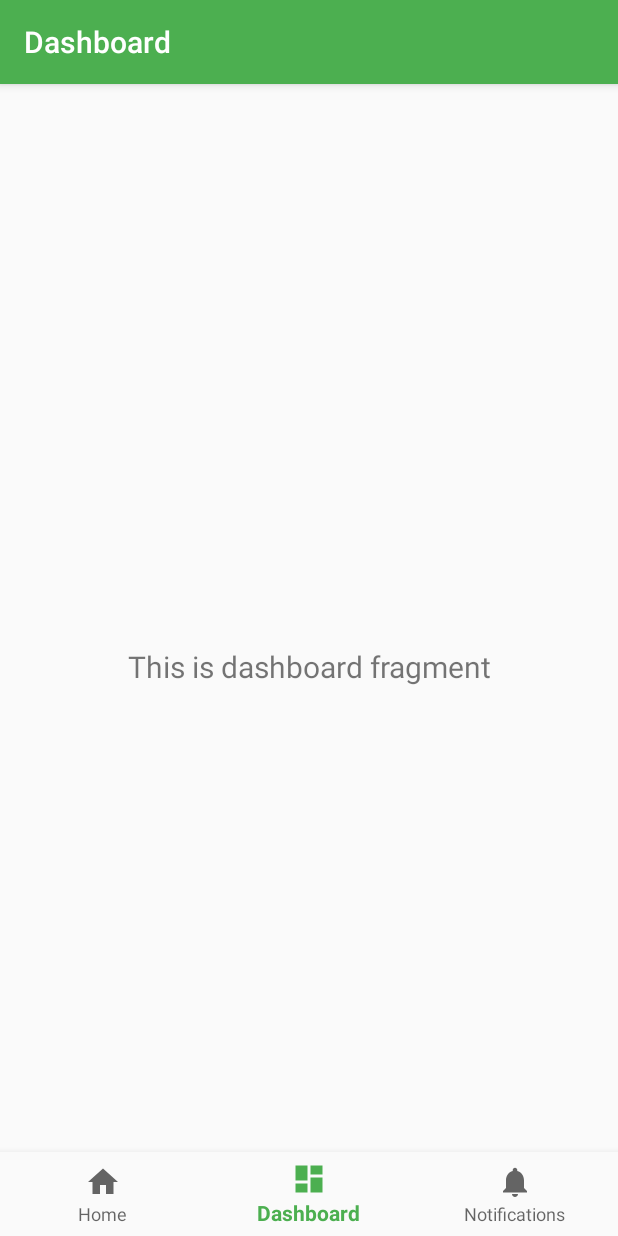
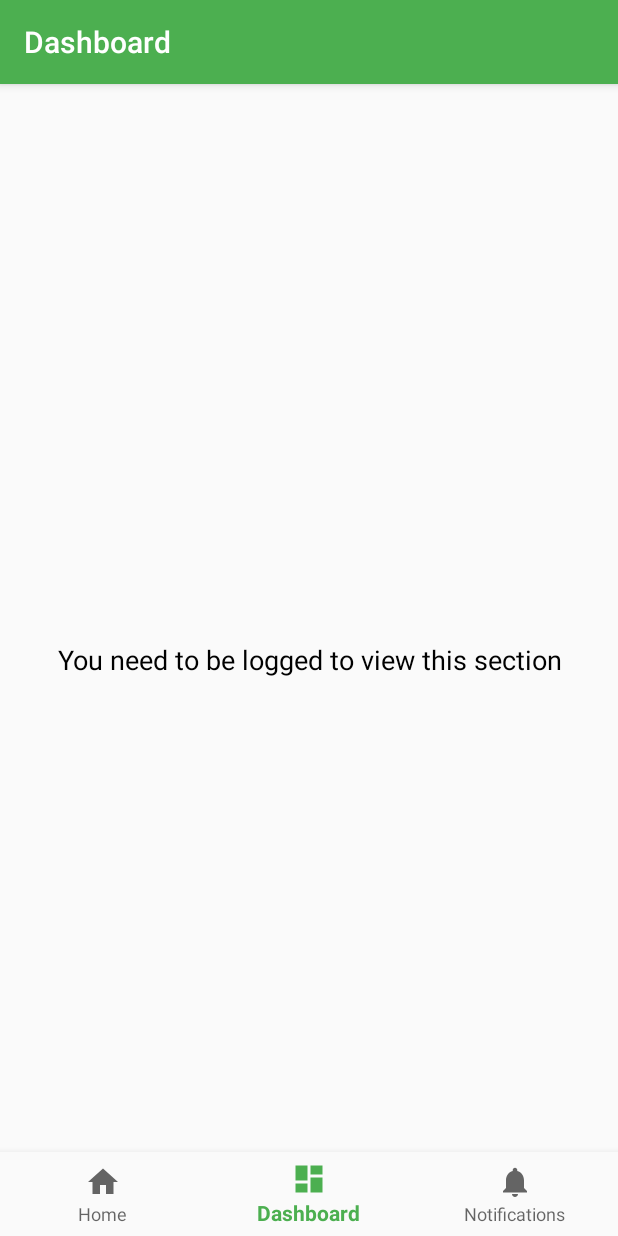
Before and after one commit to hamzaamrani/SciQ, an Android app: the DashboardFragment screen opened through its navigation route, on a phone screen of 412 x 824 dp. Run offline under Robolectric (Android 15) with nearby library versions, the phone set to English and light mode, and no system bars; our stand-ins replace navigation-ui; libraries missing offline, so code that uses them is left out: com.nishant.math; 1 statement that could not run was skipped.

Commit message:
Fix latest updates, new apk available, rename old apk

```diff
--- a/sciq-app/app/build.gradle
+++ b/sciq-app/app/build.gradle
@@ -56,4 +56,5 @@ dependencies {
     implementation 'com.android.support:cardview-v7:29.0.0'
     implementation 'com.google.android:flexbox:2.0.1'
     implementation 'io.github.kexanie.library:MathView:0.0.6'
+    implementation 'com.google.android.material:material:1.2.0-alpha05'
 }
--- a/sciq-app/app/src/main/java/lab/progettazione/sciq/Activities/ShowResults.java
+++ b/sciq-app/app/src/main/java/lab/progettazione/sciq/Activities/ShowResults.java
@@ -34,6 +34,7 @@ public class ShowResults extends AppCompatActivity {
     private MathView latex_query;
     private TextView execution_response;
     private TextView execution_time;
+
     private static String latex_delimiter_start = "\\(";
     private static String latex_delimiter_end = "\\)";
 
@@ -117,7 +118,7 @@ public class ShowResults extends AppCompatActivity {
 
         latex_query.setText(latex_delimiter_start + current_expression.getQuery() + latex_delimiter_end);
         execution_response.setText(valueOf(current_expression.getSuccess()).toUpperCase());
-        execution_time.setText(valueOf(current_expression.getExecution_time()));
+        execution_time.setText(current_expression.getExecution_time());
 
 
 
--- a/sciq-app/app/src/main/java/lab/progettazione/sciq/Activities/ui/dashboard/DashboardFragment.java
+++ b/sciq-app/app/src/main/java/lab/progettazione/sciq/Activities/ui/dashboard/DashboardFragment.java
@@ -4,6 +4,7 @@ import android.os.Bundle;
 import android.view.LayoutInflater;
 import android.view.View;
 import android.view.ViewGroup;
+import android.widget.LinearLayout;
 import android.widget.TextView;
 
 import androidx.annotation.NonNull;
@@ -14,10 +15,14 @@ import androidx.lifecycle.ViewModelProviders;
 
 import com.progettazione.sciq.R;
 
+import lab.progettazione.sciq.Utilities.Utils.SharedUtils;
+
 
 public class DashboardFragment extends Fragment {
 
     private DashboardViewModel dashboardViewModel;
+    private SharedUtils check = new SharedUtils();
+
 
     public View onCreateView(@NonNull LayoutInflater inflater,
                              ViewGroup container, Bundle savedInstanceState) {
@@ -25,6 +30,26 @@ public class DashboardFragment extends Fragment {
                 ViewModelProviders.of(this).get(DashboardViewModel.class);
         View root = inflater.inflate(R.layout.fragment_dashboard, container, false);
         final TextView textView = root.findViewById(R.id.text_dashboard);
+
+        final LinearLayout if_logged = root.findViewById(R.id.if_logged);
+        final LinearLayout if_not_logged = root.findViewById(R.id.if_not_logged);
+
+
+        if(check.userLogged(getContext())){
+            if_logged.setVisibility(View.VISIBLE);
+        }else{
+            if_not_logged.setVisibility(View.VISIBLE);
+        }
+
+
+
+
+
+
+
+
+
+
         dashboardViewModel.getText().observe(getViewLifecycleOwner(), new Observer<String>() {
             @Override
             public void onChanged(@Nullable String s) {
--- a/sciq-app/app/src/main/java/lab/progettazione/sciq/Model/Expression.java
+++ b/sciq-app/app/src/main/java/lab/progettazione/sciq/Model/Expression.java
@@ -12,7 +12,7 @@ import java.util.ArrayList;
 public class Expression implements Parcelable {
     private Boolean success;
     private String query;
-    private double execution_time;
+    private String execution_time;
     private ArrayList<String> plots = new ArrayList<>();
     private ArrayList<String> alternate_forms = new ArrayList<>();
     private ArrayList<String> solutions  = new ArrayList<>();
@@ -34,7 +34,7 @@ public class Expression implements Parcelable {
             this.query = null;
 
         if(expression.has("execution_time"))
-            this.execution_time = (double) expression.get("execution_time");
+            this.execution_time = expression.getString("execution_time");
 
         if(expression.has("plots")){
             JSONArray lista_plot = expression.getJSONArray("plots");
@@ -102,7 +102,7 @@ public class Expression implements Parcelable {
         byte tmpSuccess = in.readByte();
         success = tmpSuccess == 0 ? null : tmpSuccess == 1;
         query = in.readString();
-        execution_time = in.readDouble();
+        execution_time = in.readString();
         plots = in.createStringArrayList();
         alternate_forms = in.createStringArrayList();
         solutions = in.createStringArrayList();
@@ -132,7 +132,7 @@ public class Expression implements Parcelable {
         return query;
     }
 
-    public double getExecution_time() {
+    public String getExecution_time() {
         return execution_time;
     }
 
@@ -188,7 +188,7 @@ public class Expression implements Parcelable {
     public void writeToParcel(Parcel dest, int flags) {
         dest.writeByte((byte) (success == null ? 0 : success ? 1 : 2));
         dest.writeString(query);
-        dest.writeDouble(execution_time);
+        dest.writeString(execution_time);
         dest.writeStringList(plots);
         dest.writeStringList(alternate_forms);
         dest.writeStringList(solutions);
--- a/sciq-app/app/src/main/java/lab/progettazione/sciq/Utilities/API/RequestHandler.java
+++ b/sciq-app/app/src/main/java/lab/progettazione/sciq/Utilities/API/RequestHandler.java
@@ -25,8 +25,8 @@ public class RequestHandler {
         URL url = new URL(r_url);
 
         HttpURLConnection conn = (HttpURLConnection) url.openConnection();
-        conn.setReadTimeout(20000);
-        conn.setConnectTimeout(20000);
+        conn.setReadTimeout(200000);
+        conn.setConnectTimeout(200000);
         conn.setRequestMethod("POST");
 
         if(token != null){
--- /dev/null
+++ b/sciq-app/app/src/main/res/drawable/circlebackgroundgreen.xml
@@ -0,0 +1,4 @@
+<?xml version="1.0" encoding="utf-8"?>
+<shape android:shape="oval" xmlns:android="http://schemas.android.com/apk/res/android">
+    <solid android:color="@color/colorPrimaryDark"/>
+</shape>
--- a/sciq-app/app/src/main/res/layout/formula_item.xml
+++ b/sciq-app/app/src/main/res/layout/formula_item.xml
@@ -4,11 +4,12 @@
     android:layout_height="wrap_content"
     xmlns:app="http://schemas.android.com/apk/res-auto"
     android:gravity="center"
-    android:layout_gravity="center">
+    android:layout_gravity="center"
+    android:padding="10dp">
 
     <io.github.kexanie.library.MathView
         android:id="@+id/formula_view"
-        android:layout_width="wrap_content"
+        android:layout_width="match_parent"
         android:layout_height="wrap_content"
         app:engine="MathJax"/>
 
--- a/sciq-app/app/src/main/res/layout/fragment_dashboard.xml
+++ b/sciq-app/app/src/main/res/layout/fragment_dashboard.xml
@@ -1,12 +1,164 @@
 <?xml version="1.0" encoding="utf-8"?>
-<androidx.constraintlayout.widget.ConstraintLayout xmlns:android="http://schemas.android.com/apk/res/android"
+<LinearLayout xmlns:android="http://schemas.android.com/apk/res/android"
     xmlns:app="http://schemas.android.com/apk/res-auto"
     xmlns:tools="http://schemas.android.com/tools"
     android:layout_width="match_parent"
     android:layout_height="match_parent"
+    android:orientation="vertical"
     tools:context="lab.progettazione.sciq.Activities.ui.dashboard.DashboardFragment">
 
+    <LinearLayout
+        android:layout_width="match_parent"
+        android:layout_height="match_parent"
+        android:orientation="vertical"
+        android:id="@+id/if_not_logged"
+        android:gravity="center"
+        android:visibility="gone">
+        <TextView
+            android:layout_width="match_parent"
+            android:layout_height="wrap_content"
+            android:text="You need to be logged to view this section"
+            android:textSize="18sp"
+            android:textColor="@android:color/black"
+            android:id="@+id/text_not_logged"
+            android:visibility="visible"
+            android:layout_gravity="center"
+            android:gravity="center"/>
+    </LinearLayout>
+
+
+    <LinearLayout
+        android:layout_width="match_parent"
+        android:layout_height="match_parent"
+        android:orientation="vertical"
+        android:id="@+id/if_logged"
+        android:visibility="visible"
+        android:padding="10dp">
+
+
+        <androidx.cardview.widget.CardView
+            android:layout_width="match_parent"
+            android:layout_height="wrap_content"
+            app:cardBackgroundColor="@color/colorPrimaryDark"
+            app:contentPadding="2dp"
+            android:clickable="true"
+            android:focusable="true"
+            app:cardCornerRadius="10dp"
+            android:foreground="?attr/selectableItemBackground">
+
+            <LinearLayout
+                android:background="@color/backgroundColor"
+                android:layout_width="match_parent"
+                android:layout_height="wrap_content"
+                android:orientation="horizontal"
+                android:weightSum="1">
+
+                <ImageView
+                    android:layout_width="0dp"
+                    android:layout_height="100dp"
+                    android:layout_weight="0.5"
+                    android:src="@drawable/math_library"/>
+
+
+                <View
+                    android:layout_weight="0.01"
+                    android:layout_width="0dp"
+                    android:layout_height="match_parent"
+                    android:background="@color/colorPrimaryDark"
+                    android:layout_margin="5dp"
+                    />
+
+                <LinearLayout
+                    android:layout_width="0dp"
+                    android:layout_height="match_parent"
+                    android:layout_weight="0.5"
+                    android:gravity="center">
+
+                    <TextView
+                        android:layout_width="wrap_content"
+                        android:layout_height="wrap_content"
+                        android:text="My collections"
+                        android:textStyle="bold"
+                        android:textColor="@android:color/black"
+                        android:textSize="18sp"/>
+                </LinearLayout>
+
+            </LinearLayout>
+
+        </androidx.cardview.widget.CardView>
+
+
+
+        <androidx.cardview.widget.CardView
+            android:layout_marginTop="20dp"
+            android:layout_width="match_parent"
+            android:layout_height="wrap_content"
+            app:cardBackgroundColor="@color/colorPrimaryDark"
+            app:contentPadding="2dp"
+            android:clickable="true"
+            android:focusable="true"
+            app:cardCornerRadius="10dp"
+            android:foreground="?attr/selectableItemBackground">
+
+            <LinearLayout
+                android:background="@color/backgroundColor"
+                android:layout_width="match_parent"
+                android:layout_height="wrap_content"
+                android:orientation="horizontal"
+                android:weightSum="1">
+
+                <ImageView
+                    android:layout_width="0dp"
+                    android:layout_height="100dp"
+                    android:layout_weight="0.5"
+                    android:src="@drawable/math_library"/>
+
+
+                <View
+                    android:layout_weight="0.01"
+                    android:layout_width="0dp"
+                    android:layout_height="match_parent"
+                    android:background="@color/colorPrimaryDark"
+                    android:layout_margin="5dp"
+                    />
+
+                <LinearLayout
+                    android:layout_width="0dp"
+                    android:layout_height="match_parent"
+                    android:layout_weight="0.5"
+                    android:gravity="center">
+
+                    <TextView
+                        android:layout_width="wrap_content"
+                        android:layout_height="wrap_content"
+                        android:text="My collections"
+                        android:textStyle="bold"
+                        android:textColor="@android:color/black"
+                        android:textSize="18sp"/>
+                </LinearLayout>
+
+            </LinearLayout>
+
+        </androidx.cardview.widget.CardView>
+
+
+
+
+
+    </LinearLayout>
+
+
+
+
+
+
+
+
+
+
+
     <TextView
+        android:visibility="gone"
         android:id="@+id/text_dashboard"
         android:layout_width="match_parent"
         android:layout_height="wrap_content"
@@ -14,9 +166,5 @@
         android:layout_marginTop="8dp"
         android:layout_marginEnd="8dp"
         android:textAlignment="center"
-        android:textSize="20sp"
-        app:layout_constraintBottom_toBottomOf="parent"
-        app:layout_constraintEnd_toEndOf="parent"
-        app:layout_constraintStart_toStartOf="parent"
-        app:layout_constraintTop_toTopOf="parent" />
-</androidx.constraintlayout.widget.ConstraintLayout>
+        android:textSize="20sp" />
+</LinearLayout>
--- a/sciq-app/app/src/main/res/values-v21/styles.xml
+++ /dev/null
@@ -1,8 +0,0 @@
-<resources>
-
-    <style name="AppTheme.NoActionBar">
-        <item name="windowActionBar">false</item>
-        <item name="windowNoTitle">true</item>
-        <item name="android:statusBarColor">@android:color/transparent</item>
-    </style>
-</resources>
--- a/sciq-app/app/src/main/res/values/styles.xml
+++ b/sciq-app/app/src/main/res/values/styles.xml
@@ -20,4 +20,11 @@
 
     <style name="AppTheme.PopupOverlay" parent="ThemeOverlay.AppCompat.Light" />
 
+    <style name="CardViewStyle" parent="Widget.MaterialComponents.CardView">
+        <item name="cardBackgroundColor">@color/backgroundColor</item>
+        <item name="cardForegroundColor">@android:color/transparent</item>
+        <item name="cardElevation">0dp</item>
+        <item name="rippleColor">@color/colorPrimary</item>
+    </style>
+
 </resources>
```
Also changed, not shown: sciq-app/app/src/main/res/drawable/math_library.jpg (added), 3 other files.
